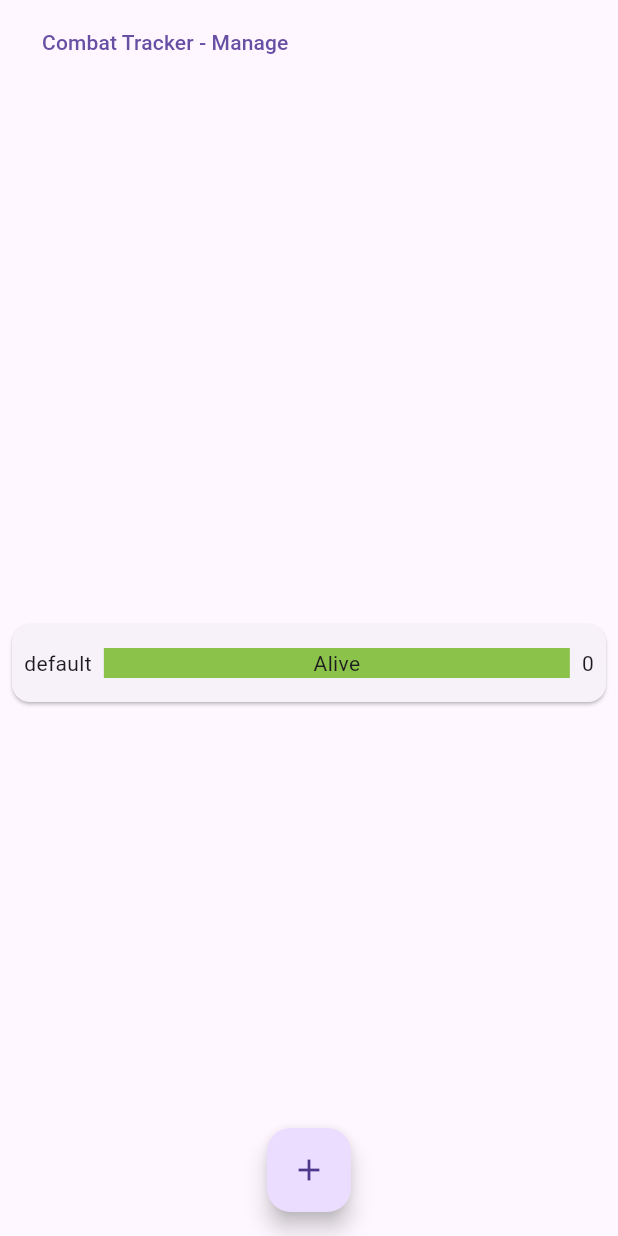
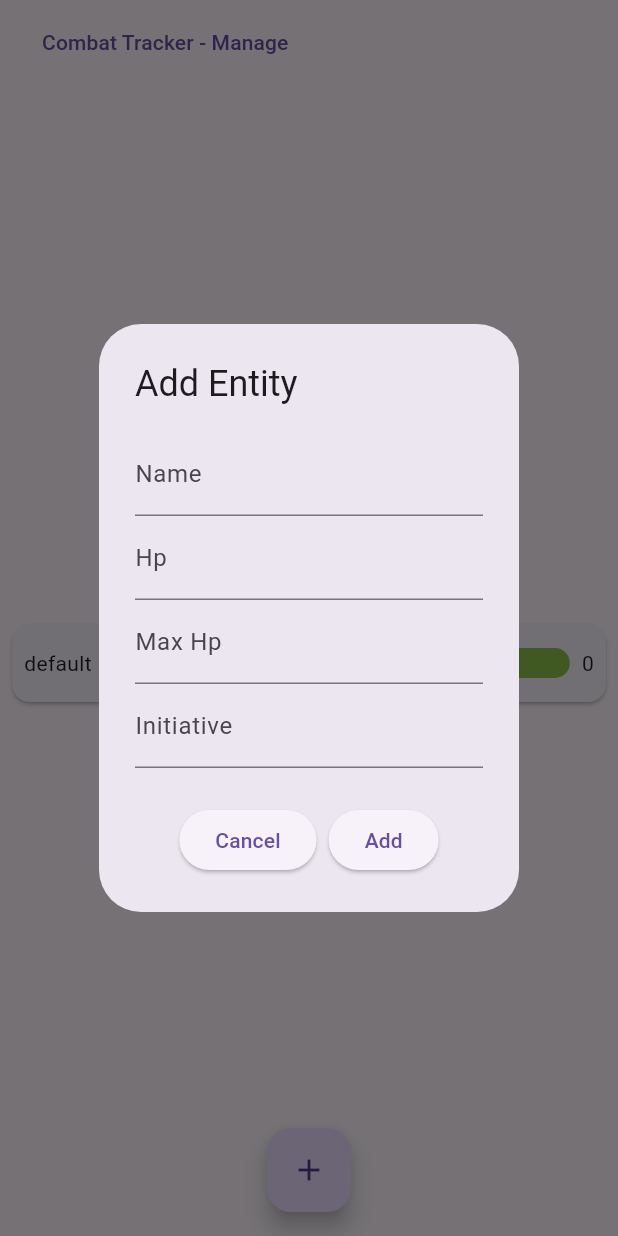
Before and after one commit to Danonovsky/Combat-Tracker, a Flutter app: the ManagePage screen opened by its route, after a tap on the "add" icon, on a phone screen of 412 x 824 dp. Run offline on Flutter 3.47's test engine with Material 2 defaults, Android fonts, the light colour scheme and no system bars.

Commit message:
Started adding form

```diff
--- a/lib/components/entity/entity.dart
+++ b/lib/components/entity/entity.dart
@@ -11,4 +11,12 @@ class Entity {
 
   double get displayHp => showHp ? hp / maxHp : 1.0;
   String get displayStatus => '$status${showHp ? ' ($hp/$maxHp)' : ''}';
+
+  Entity();
+  Entity.from({
+    required this.name,
+    required this.hp,
+    required this.maxHp,
+    this.initiative = 0,
+  });
 }
--- a/lib/components/entity/entity_view.dart
+++ b/lib/components/entity/entity_view.dart
@@ -27,10 +27,13 @@ class _EntityViewState extends State<EntityView> {
                 children: [
                   Padding(
                     padding: const EdgeInsets.all(8.0),
-                    child: LinearProgressIndicator(
-                      value: _entity.displayHp,
-                      color: _entity.color,
-                      minHeight: 20,
+                    child: ClipRRect(
+                      borderRadius: const BorderRadius.all(Radius.circular(24.0)),
+                      child: LinearProgressIndicator(
+                        value: _entity.displayHp,
+                        color: _entity.color,
+                        minHeight: 20,
+                      ),
                     ),
                   ),
                   Center(
--- /dev/null
+++ b/lib/pages/manage/add_entity_dialog.dart
@@ -0,0 +1,70 @@
+import 'package:combat_tracker/components/entity/entity.dart';
+import 'package:flutter/material.dart';
+import 'package:flutter/services.dart';
+
+class AddEntityDialog extends StatefulWidget {
+  const AddEntityDialog({super.key});
+
+  @override
+  State<AddEntityDialog> createState() => _AddEntityDialogState();
+}
+
+class _AddEntityDialogState extends State<AddEntityDialog> {
+  final nameController = TextEditingController();
+  final hpController = TextEditingController();
+  final maxHpController = TextEditingController();
+  final initiativeController = TextEditingController();
+
+  TextField _textField(TextEditingController controller, String label) {
+    return TextField(
+      decoration: _decoration(label),
+      controller: controller,
+    );
+  }
+
+  TextField _numericField(TextEditingController controller, String label) {
+    return TextField(
+      keyboardType: TextInputType.number,
+      inputFormatters: [FilteringTextInputFormatter.digitsOnly],
+      decoration: _decoration(label),
+      controller: controller,
+    );
+  }
+
+  InputDecoration _decoration(String label) => InputDecoration(labelText: label);
+
+  @override
+  Widget build(BuildContext context) {
+    return AlertDialog(
+      title: const Text('Add Entity'),
+      content: Column(
+        mainAxisSize: MainAxisSize.min,
+        children: [
+          _textField(nameController, 'Name'),
+          _numericField(hpController, 'Hp'),
+          _numericField(maxHpController, 'Max Hp'),
+          _numericField(initiativeController, 'Initiative'),
+        ],
+      ),
+      actionsAlignment: MainAxisAlignment.center,
+      actions: [
+        ElevatedButton(
+          onPressed: () => Navigator.pop(context),
+          child: const Text('Cancel'),
+        ),
+        ElevatedButton(
+          onPressed: () {
+            var entity = Entity.from(
+              name: nameController.text,
+              hp: int.parse(hpController.text),
+              maxHp: int.parse(maxHpController.text),
+              initiative: int.parse(initiativeController.text),
+            );
+            Navigator.pop(context, entity);
+          },
+          child: const Text('Add'),
+        ),
+      ],
+    );
+  }
+}
--- a/lib/pages/manage/manage_page.dart
+++ b/lib/pages/manage/manage_page.dart
@@ -1,5 +1,8 @@
+import 'dart:developer';
+
 import 'package:combat_tracker/components/entity/entity.dart';
 import 'package:combat_tracker/components/entity/entity_view.dart';
+import 'package:combat_tracker/pages/manage/add_entity_dialog.dart';
 import 'package:flutter/material.dart';
 import '../../shared/appbar.dart';
 
@@ -28,7 +31,12 @@ class _ManagePageState extends State<ManagePage> {
       ),
       floatingActionButtonLocation: FloatingActionButtonLocation.centerFloat,
       floatingActionButton: FloatingActionButton(
-        onPressed: () {},
+        onPressed: () async {
+          var entity = await showDialog<Entity>(
+            context: context,
+            builder: (context) => const AddEntityDialog(),
+          );
+        },
         tooltip: 'Add',
         child: const Icon(Icons.add),
       ),
```
